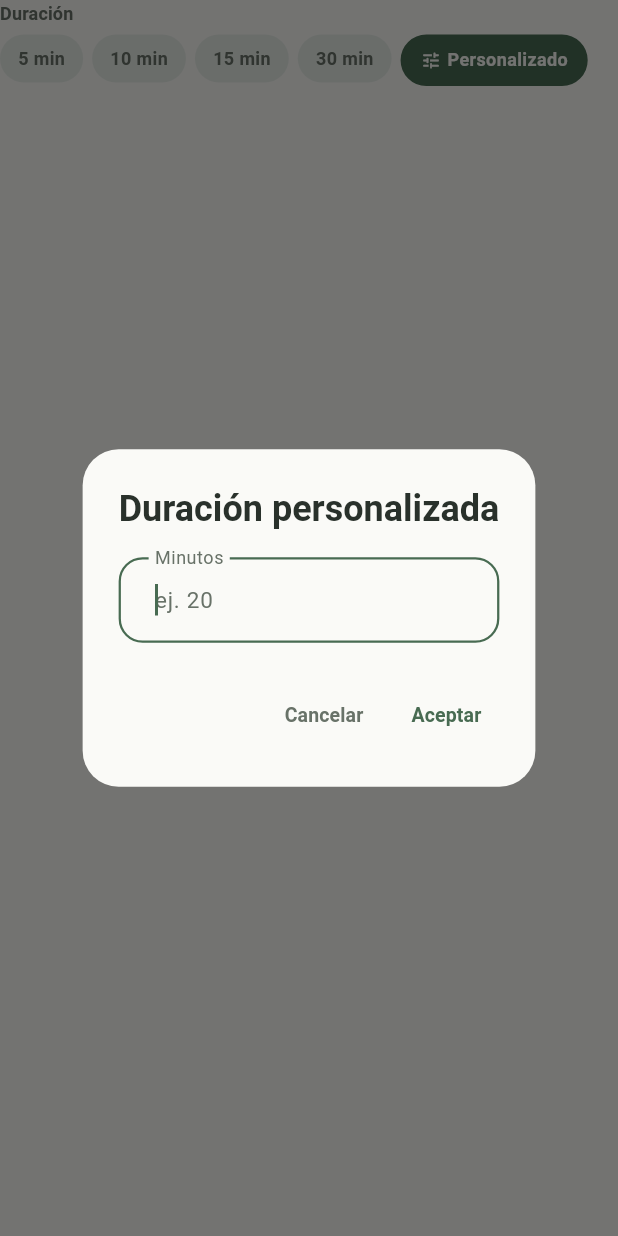
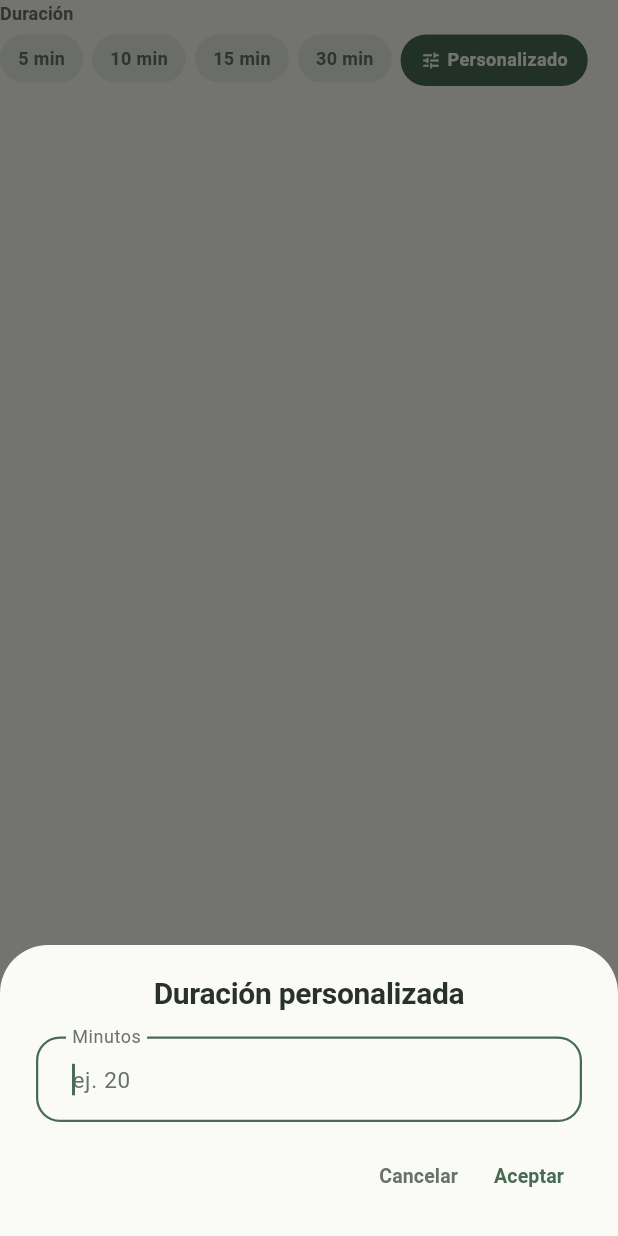
Before and after one commit to ErickBarbosa7/StudyHub, a Flutter app: the _DurationPills widget shown alone on an empty page, opened directly with empty values, after a tap on "Personalizado", on a phone screen of 412 x 824 dp. Run offline on Flutter 3.47's test engine with Material 3 defaults, Android fonts, the phone set to English and light mode, and no system bars; our stand-ins replace audioplayers, flutter_riverpod, lottie, qr_flutter, shared_preferences, socket_io_client; missing offline and left inert: mobile_scanner; accounts and stored records are empty; network calls fail; Roboto replaces fonts that are missing (Recursive).

Commit message:
correcciones 2

```diff
--- a/F_StudyHub/lib/ui/widgets/pomodoro_timer.dart
+++ b/F_StudyHub/lib/ui/widgets/pomodoro_timer.dart
@@ -1,4 +1,5 @@
 import 'package:flutter/material.dart';
+import 'package:flutter/services.dart';
 import 'package:flutter_riverpod/flutter_riverpod.dart';
 import 'package:lottie/lottie.dart';
 
@@ -382,47 +383,81 @@ class _DurationPills extends StatelessWidget {
 
   Future<void> _promptCustomDuration(BuildContext context) async {
     final controller = TextEditingController();
-    final minutes = await showDialog<int>(
+    final compact = MediaQuery.sizeOf(context).width < 600;
+
+    final minutes = await showModalBottomSheet<int>(
       context: context,
-      builder: (dialogContext) => AlertDialog(
-        insetPadding: const EdgeInsets.symmetric(
-          horizontal: 40,
-          vertical: kToolbarHeight,
+      isScrollControlled: true,
+      backgroundColor: kColorPaper,
+      shape: const RoundedRectangleBorder(
+        borderRadius: BorderRadius.vertical(top: Radius.circular(32)),
       ),
-        backgroundColor: kColorPaper,
-        shape: RoundedRectangleBorder(borderRadius: BorderRadius.circular(24)),
-        title: const Text(
+      builder: (sheetContext) {
+        final bottomInset = MediaQuery.viewInsetsOf(sheetContext).bottom;
+        return SafeArea(
+          child: Padding(
+            padding: EdgeInsets.only(bottom: bottomInset),
+            child: SingleChildScrollView(
+              padding: EdgeInsets.fromLTRB(
+                compact ? 24 : 32,
+                compact ? 20 : 28,
+                compact ? 24 : 32,
+                16,
+              ),
+              child: Column(
+                mainAxisSize: MainAxisSize.min,
+                crossAxisAlignment: CrossAxisAlignment.stretch,
+                children: [
+                  Text(
                     'Duración personalizada',
-          style: TextStyle(
+                    textAlign: TextAlign.center,
+                    style: Theme.of(sheetContext).textTheme.titleLarge
+                        ?.copyWith(
                           color: kColorInk,
                           fontWeight: AppType.weightSemiBold,
                         ),
                   ),
-        content: TextField(
+                  SizedBox(height: compact ? 16 : 24),
+                  TextField(
                     controller: controller,
                     autofocus: true,
                     keyboardType: TextInputType.number,
+                    inputFormatters: [
+                      FilteringTextInputFormatter.digitsOnly,
+                      LengthLimitingTextInputFormatter(3),
+                    ],
                     style: const TextStyle(color: kColorInk),
-          scrollPadding: EdgeInsets.zero,
                     decoration: const InputDecoration(
                       labelText: 'Minutos',
                       hintText: 'ej. 20',
                       labelStyle: TextStyle(color: kColorTextSecondary),
                     ),
+                    onSubmitted: (_) {
+                      final value = int.tryParse(controller.text.trim());
+                      if (value == null) return;
+                      Navigator.of(sheetContext).pop(value);
+                    },
                   ),
-        actions: [
+                  SizedBox(height: compact ? 12 : 16),
+                  Row(
+                    mainAxisAlignment: MainAxisAlignment.end,
+                    children: [
                       TextButton(
-            onPressed: () => Navigator.of(dialogContext).pop(),
-            style: TextButton.styleFrom(foregroundColor: kColorTextSecondary),
+                        onPressed: () => Navigator.of(sheetContext).pop(),
+                        style: TextButton.styleFrom(
+                          foregroundColor: kColorTextSecondary,
+                        ),
                         child: const Text('Cancelar'),
                       ),
                       TextButton(
                         onPressed: () {
                           final value = int.tryParse(controller.text.trim());
                           if (value == null) return;
-              Navigator.of(dialogContext).pop(value);
+                          Navigator.of(sheetContext).pop(value);
                         },
-            style: TextButton.styleFrom(foregroundColor: kColorDeepSage),
+                        style: TextButton.styleFrom(
+                          foregroundColor: kColorDeepSage,
+                        ),
                         child: const Text(
                           'Aceptar',
                           style: TextStyle(fontWeight: AppType.weightSemiBold),
@@ -430,10 +465,19 @@ class _DurationPills extends StatelessWidget {
                       ),
                     ],
                   ),
+                ],
+              ),
+            ),
+          ),
+        );
+      },
     );
 
-    if (minutes == null) return;
-    final clamped = minutes.clamp(_kMinCustomMinutes, _kMaxCustomMinutes);
+    final clamped = minutes
+        ?.clamp(_kMinCustomMinutes, _kMaxCustomMinutes)
+        .toInt();
+    controller.dispose();
+    if (clamped == null) return;
     onSelected(clamped * 60);
   }
 }
```
Also changed, not shown: F_StudyHub/lib/data/models/room_model.dart (+8 -0 lines), 1 other file. Lines whose indentation alone changed are shown as unchanged.
